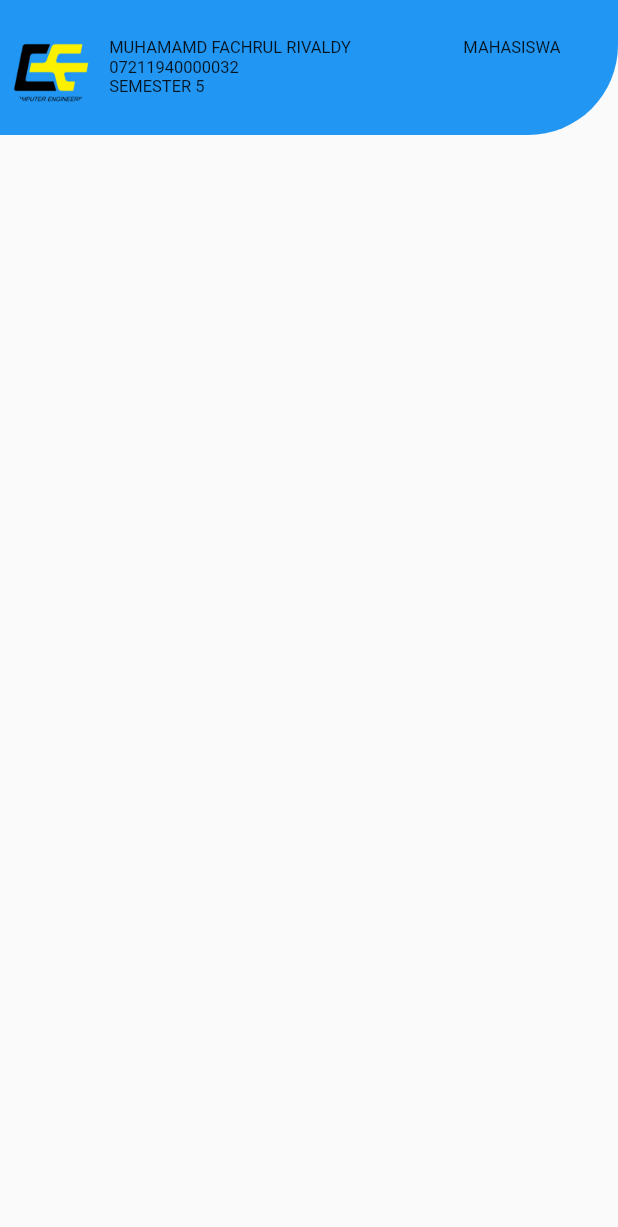
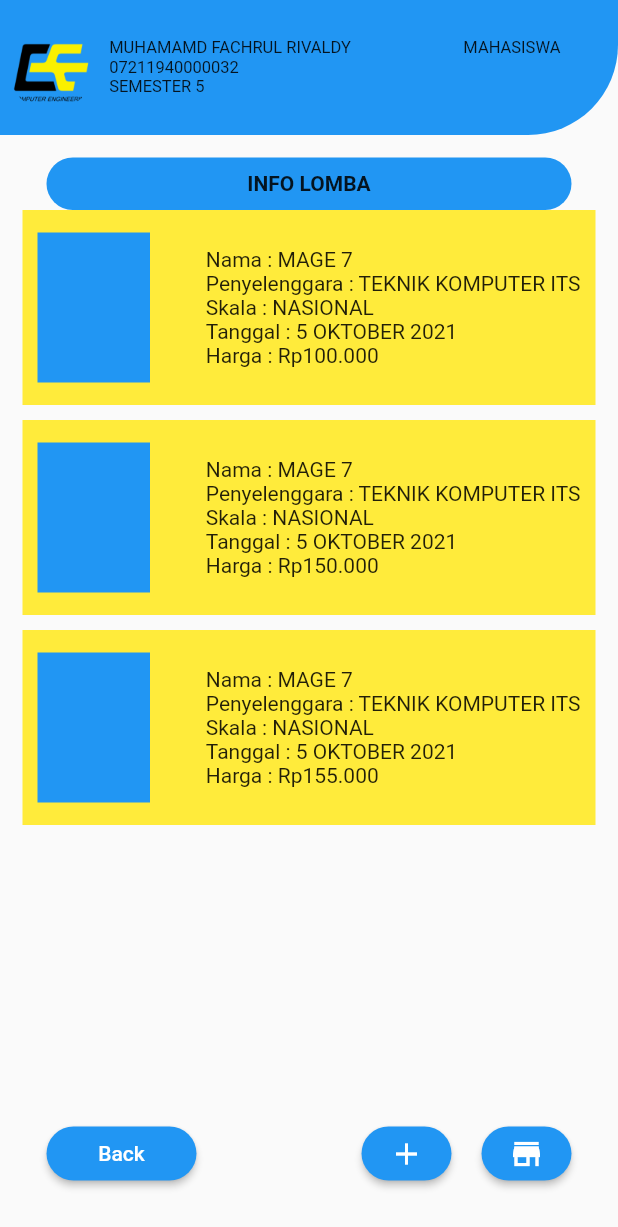
Before and after one commit to FachrulRivaldy/DTK, a Flutter app: the InfoWebinar screen opened directly, on a phone screen of 412 x 824 dp. Shown: the top 1227 px of the screen. Run offline on Flutter 3.47's test engine with Material 2 defaults, Android fonts, the phone set to English and light mode, and no system bars.

Commit message:
Form Lomba

```diff
--- a/lib/infowebinar/pageinfowebinar.dart
+++ b/lib/infowebinar/pageinfowebinar.dart
@@ -1,14 +1,8 @@
+import 'package:dtk_database_tekkom/infolomba/formlomba.dart';
+import 'package:dtk_database_tekkom/template/buttontemplate.dart';
 import 'package:dtk_database_tekkom/template/headerfooter.dart';
+import 'package:dtk_database_tekkom/mainpage/mainmenu.dart';
 import 'package:flutter/material.dart';
-
-class InfoWebinarTop extends StatelessWidget {
-  const InfoWebinarTop({Key? key}) : super(key: key);
-
-  @override
-  Widget build(BuildContext context) {
-    return Container();
-  }
-}
 
 class InfoWebinar extends StatelessWidget {
   const InfoWebinar({Key? key}) : super(key: key);
@@ -17,14 +11,66 @@ class InfoWebinar extends StatelessWidget {
   Widget build(BuildContext context) {
     return Scaffold(
       body: Container(
-        child: Header(),
-      ),
+          child: Column(children: [
+        Header(),
+        SizedBox(
+          height: 15,
+        ),
+        Container(
+          width: 350,
+          height: 35,
+          decoration: BoxDecoration(
+              borderRadius: BorderRadius.circular(45), color: Colors.blue),
+          child: Column(
+            mainAxisAlignment: MainAxisAlignment.center,
+            crossAxisAlignment: CrossAxisAlignment.center,
+            children: [
+              Text(
+                "INFO LOMBA",
+                style: TextStyle(fontWeight: FontWeight.bold),
+              ),
+            ],
+          ),
+        ),
+        Expanded(
+            child: ListView(
+          children: [
+            YellowInfo(
+                poster: "",
+                namalomba: "MAGE 7",
+                penyelenggaralomba: "TEKNIK KOMPUTER ITS",
+                skalalomba: "NASIONAL",
+                tanggal: "5 OKTOBER 2021",
+                harga: 100000),
+            YellowInfo(
+                poster: "",
+                namalomba: "MAGE 7",
+                penyelenggaralomba: "TEKNIK KOMPUTER ITS",
+                skalalomba: "NASIONAL",
+                tanggal: "5 OKTOBER 2021",
+                harga: 150000),
+            YellowInfo(
+                poster: "",
+                namalomba: "MAGE 7",
+                penyelenggaralomba: "TEKNIK KOMPUTER ITS",
+                skalalomba: "NASIONAL",
+                tanggal: "5 OKTOBER 2021",
+                harga: 155000)
+          ],
+        )),
+        InfoBottom(
+          hinttext: "Back",
+          iconArrow: "Left",
+          dest: MainMenu(),
+          dest1: MainMenu(),
+        )
+      ])),
     );
   }
 }
 
-class InfoWebinarBot extends StatelessWidget {
-  const InfoWebinarBot({Key? key}) : super(key: key);
+class InfoLombaBot extends StatelessWidget {
+  const InfoLombaBot({Key? key}) : super(key: key);
 
   @override
   Widget build(BuildContext context) {
--- a/lib/infoworkshop/pageinfoworkshop.dart
+++ b/lib/infoworkshop/pageinfoworkshop.dart
@@ -1,4 +1,7 @@
+import 'package:dtk_database_tekkom/infolomba/formlomba.dart';
+import 'package:dtk_database_tekkom/template/buttontemplate.dart';
 import 'package:dtk_database_tekkom/template/headerfooter.dart';
+import 'package:dtk_database_tekkom/mainpage/mainmenu.dart';
 import 'package:flutter/material.dart';
 
 class InfoWorkshop extends StatelessWidget {
@@ -8,8 +11,69 @@ class InfoWorkshop extends StatelessWidget {
   Widget build(BuildContext context) {
     return Scaffold(
       body: Container(
-        child: Header(),
-      ),
+          child: Column(children: [
+        Header(),
+        SizedBox(
+          height: 15,
+        ),
+        Container(
+          width: 350,
+          height: 35,
+          decoration: BoxDecoration(
+              borderRadius: BorderRadius.circular(45), color: Colors.blue),
+          child: Column(
+            mainAxisAlignment: MainAxisAlignment.center,
+            crossAxisAlignment: CrossAxisAlignment.center,
+            children: [
+              Text(
+                "INFO LOMBA",
+                style: TextStyle(fontWeight: FontWeight.bold),
+              ),
+            ],
+          ),
+        ),
+        Expanded(
+            child: ListView(
+          children: [
+            YellowInfo(
+                poster: "",
+                namalomba: "MAGE 7",
+                penyelenggaralomba: "TEKNIK KOMPUTER ITS",
+                skalalomba: "NASIONAL",
+                tanggal: "5 OKTOBER 2021",
+                harga: 100000),
+            YellowInfo(
+                poster: "",
+                namalomba: "MAGE 7",
+                penyelenggaralomba: "TEKNIK KOMPUTER ITS",
+                skalalomba: "NASIONAL",
+                tanggal: "5 OKTOBER 2021",
+                harga: 150000),
+            YellowInfo(
+                poster: "",
+                namalomba: "MAGE 7",
+                penyelenggaralomba: "TEKNIK KOMPUTER ITS",
+                skalalomba: "NASIONAL",
+                tanggal: "5 OKTOBER 2021",
+                harga: 155000)
+          ],
+        )),
+        InfoBottom(
+          hinttext: "Back",
+          iconArrow: "Left",
+          dest: MainMenu(),
+          dest1: MainMenu(),
+        )
+      ])),
     );
   }
 }
+
+class InfoLombaBot extends StatelessWidget {
+  const InfoLombaBot({Key? key}) : super(key: key);
+
+  @override
+  Widget build(BuildContext context) {
+    return Container();
+  }
+}
--- a/lib/template/buttontemplate.dart
+++ b/lib/template/buttontemplate.dart
@@ -27,7 +27,8 @@ class LongButton extends StatelessWidget {
           mainAxisAlignment: MainAxisAlignment.center,
           crossAxisAlignment: CrossAxisAlignment.center,
           children: [
-            if (iconArrow == "Left") Icon(Icons.arrow_left),
+            if (iconArrow == "None")
+              if (iconArrow == "Left") Icon(Icons.arrow_left),
             Text(hinttext),
             if (iconArrow == "Right") Icon(Icons.arrow_right),
           ],
@@ -250,11 +251,13 @@ class InfoBottom extends StatelessWidget {
   final String hinttext;
   final String iconArrow;
   final Widget dest;
+  final Widget dest1;
 
   InfoBottom({
     required this.hinttext,
     required this.iconArrow,
     required this.dest,
+    required this.dest1,
   });
 
   @override
@@ -281,7 +284,7 @@ class InfoBottom extends StatelessWidget {
           ),
           RoundedButton(
             symbol: "Store",
-            dest: dest,
+            dest: dest1,
           ),
         ],
       ),
--- a/lib/template/formtemplate.dart
+++ b/lib/template/formtemplate.dart
@@ -6,6 +6,7 @@ class Formnya extends StatelessWidget {
   final Color textcolor;
   final double fontsize;
   final FontWeight fontweight;
+  final double height;
 
   const Formnya({
     required this.controller,
@@ -14,6 +15,7 @@ class Formnya extends StatelessWidget {
     this.fontsize = 14,
     this.textcolor = Colors.black,
     this.fontweight = FontWeight.normal,
+    this.height = 50,
   });
 
   final TextEditingController controller;
@@ -23,7 +25,7 @@ class Formnya extends StatelessWidget {
     return Container(
       padding: EdgeInsets.symmetric(horizontal: 25),
       width: MediaQuery.of(context).size.width,
-      height: 50,
+      height: height,
       decoration: BoxDecoration(
           color: Colors.white, borderRadius: BorderRadius.circular(50)),
       child: TextFormField(
```
Also changed, not shown: lib/infolomba/formlomba.dart (added, +126 -0 lines), lib/infolomba/pageinfolomba.dart (+7 -1 lines).
